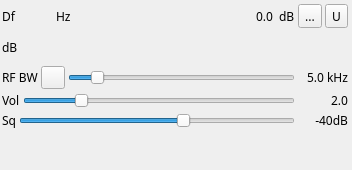
f4exb/sdrangel, file plugins/channelrx/demodam/amdemodgui.ui: the form before one commit.
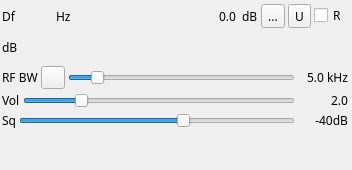
The form after the commit. Icons and pictures are not drawn. Custom widgets are drawn as their Qt base class.

Patch:
```diff
--- a/plugins/channelrx/demodam/amdemodgui.ui
+++ b/plugins/channelrx/demodam/amdemodgui.ui
@@ -199,6 +199,16 @@
         </property>
        </widget>
       </item>
+      <item>
+       <widget class="QCheckBox" name="useRTP">
+        <property name="toolTip">
+         <string>Use RTP protocol for audio copy to UDP</string>
+        </property>
+        <property name="text">
+         <string>R</string>
+        </property>
+       </widget>
+      </item>
      </layout>
     </item>
     <item>
```
